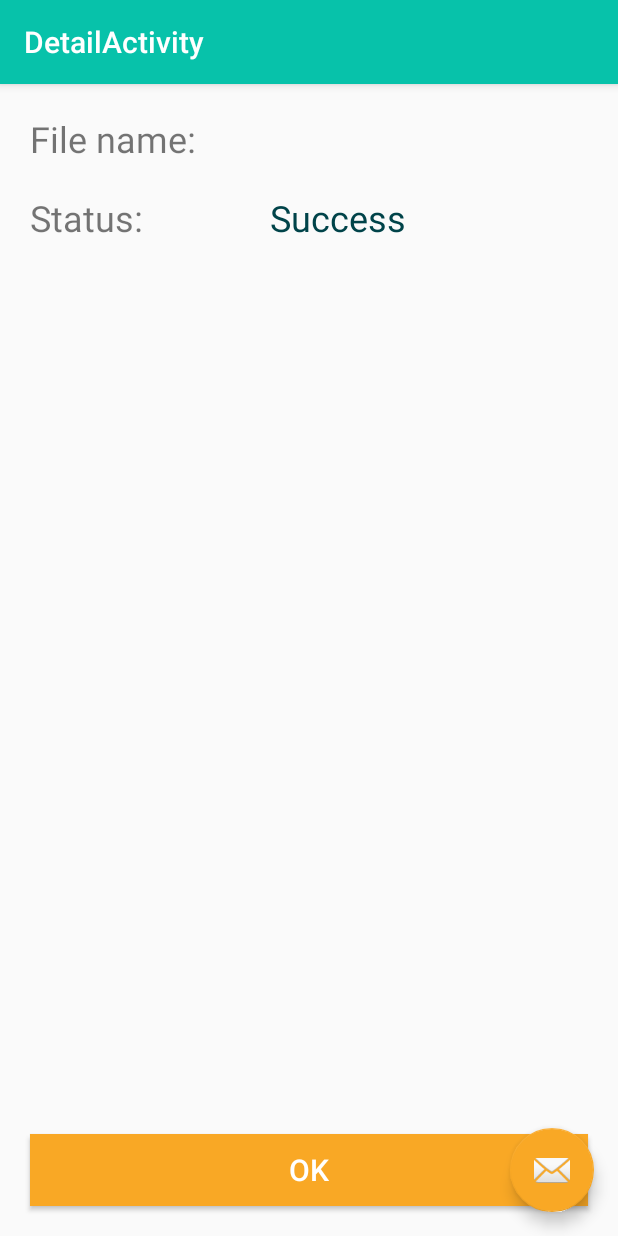
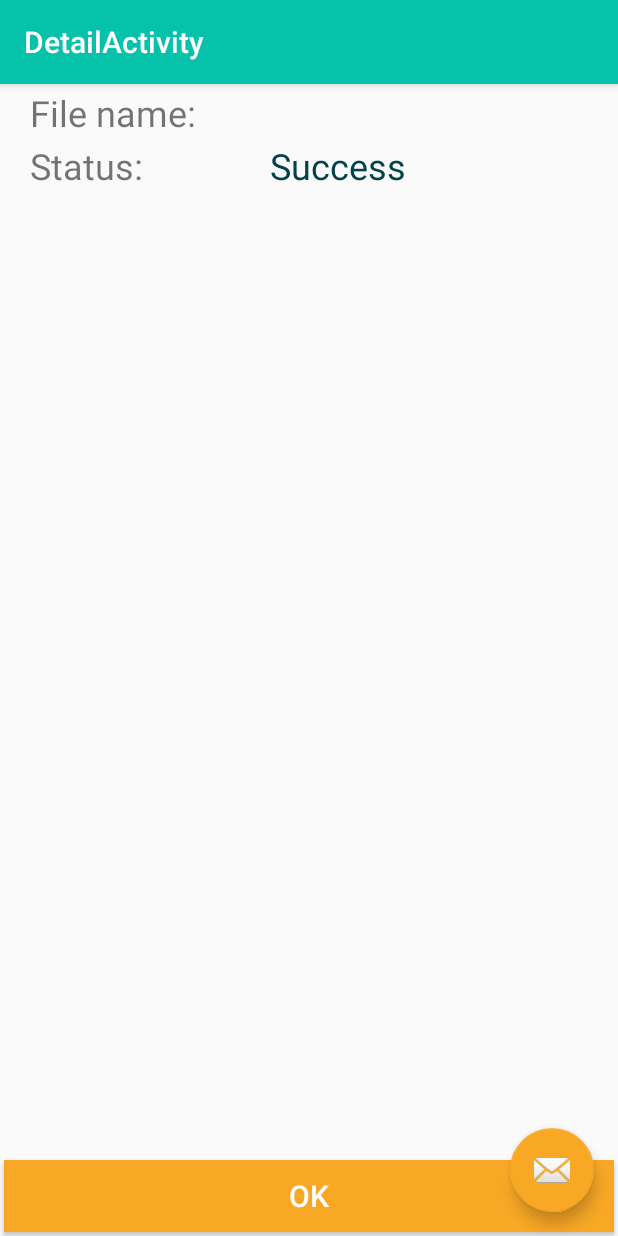
Before and after one commit to agvx124/Load_App, an Android app: the DetailActivity screen opened directly, with no data from a screen before it, on a phone screen of 412 x 824 dp. Run offline under Robolectric (Android 15) with nearby library versions, the phone set to English and light mode, and no system bars.

Commit message:
[FIX] First Feedback
Notification Add Action
content_detail constraintlayout -> motionlayout

```diff
--- a/app/src/main/java/com/udacity/DetailActivity.kt
+++ b/app/src/main/java/com/udacity/DetailActivity.kt
@@ -1,5 +1,6 @@
 package com.udacity
 
+import android.annotation.SuppressLint
 import android.content.Intent
 import android.os.Bundle
 import androidx.appcompat.app.AppCompatActivity
@@ -8,6 +9,7 @@ import kotlinx.android.synthetic.main.content_detail.*
 
 class DetailActivity : AppCompatActivity() {
 
+    @SuppressLint("SetTextI18n")
     override fun onCreate(savedInstanceState: Bundle?) {
         super.onCreate(savedInstanceState)
         setContentView(R.layout.activity_detail)
--- a/app/src/main/java/com/udacity/LoadingButton.kt
+++ b/app/src/main/java/com/udacity/LoadingButton.kt
@@ -36,7 +36,7 @@ class LoadingButton @JvmOverloads constructor(
 
     private var valueAnimator = ValueAnimator()
 
-    private var buttonState: ButtonState by Delegates.observable<ButtonState>(ButtonState.Completed) { p, old, new ->
+    private var buttonState: ButtonState by Delegates.observable<ButtonState>(ButtonState.Completed) { _, _, new ->
         when(new) {
             ButtonState.Loading -> {
                 txtButtonLabel = context.getString(R.string.button_name)
--- a/app/src/main/java/com/udacity/MainActivity.kt
+++ b/app/src/main/java/com/udacity/MainActivity.kt
@@ -32,8 +32,6 @@ class MainActivity : AppCompatActivity() {
     private lateinit var downloadManager: DownloadManager
 
     private lateinit var notificationManager: NotificationManager
-    private lateinit var pendingIntent: PendingIntent
-    private lateinit var action: NotificationCompat.Action
 
     override fun onCreate(savedInstanceState: Bundle?) {
         super.onCreate(savedInstanceState)
--- a/app/src/main/java/com/udacity/utils/NotificationUtils.kt
+++ b/app/src/main/java/com/udacity/utils/NotificationUtils.kt
@@ -1,5 +1,6 @@
 package com.udacity.utils
 
+import android.app.Notification
 import android.app.NotificationManager
 import android.app.PendingIntent
 import android.content.Context
@@ -39,6 +40,7 @@ fun NotificationManager.sendNotification(
                     .getString(R.string.notification_title))
             .setContentText(messageBody)
             .setContentIntent(pendingIntent)
+            .addAction(R.drawable.ic_assistant_black_24dp, "Check the Status", pendingIntent)
             .setAutoCancel(true)
 
     notify(NOTIFICATION_ID, builder.build())
--- a/app/src/main/res/layout/content_detail.xml
+++ b/app/src/main/res/layout/content_detail.xml
@@ -1,5 +1,5 @@
 <?xml version="1.0" encoding="utf-8"?>
-<androidx.constraintlayout.widget.ConstraintLayout
+<androidx.constraintlayout.motion.widget.MotionLayout
     xmlns:android="http://schemas.android.com/apk/res/android"
     xmlns:app="http://schemas.android.com/apk/res-auto"
     xmlns:tools="http://schemas.android.com/tools"
@@ -7,13 +7,13 @@
     android:layout_height="match_parent"
     app:layout_behavior="@string/appbar_scrolling_view_behavior"
     tools:context=".DetailActivity"
-    tools:showIn="@layout/activity_detail">
+    tools:showIn="@layout/activity_detail"
+    app:layoutDescription="@xml/content_detail_scene">
 
     <LinearLayout
-        android:id="@+id/linearLayout"
+        android:id="@+id/file_name_layout"
         android:layout_width="match_parent"
         android:layout_height="wrap_content"
-        android:layout_margin="20dp"
         app:layout_constraintEnd_toEndOf="parent"
         app:layout_constraintStart_toStartOf="parent"
         app:layout_constraintTop_toTopOf="parent">
@@ -21,39 +21,43 @@
         <TextView
             android:layout_width="160dp"
             android:layout_height="wrap_content"
-            android:text="File name: "
+            android:layout_marginStart="20dp"
+            android:text="@string/detail_file_name"
             android:textSize="24sp" />
 
         <TextView
             android:id="@+id/file_name_textView"
             android:layout_width="wrap_content"
             android:layout_height="wrap_content"
-            android:text="Glide - Image Loading Library by BumpTech"
+            android:layout_marginEnd="20dp"
+            android:text="@string/detail_file_name_example"
             android:textColor="@color/colorPrimaryDark"
             android:textSize="24sp" />
 
     </LinearLayout>
 
     <LinearLayout
-        android:id="@+id/linearLayout2"
+        android:id="@+id/status_layout"
         android:layout_width="match_parent"
         android:layout_height="wrap_content"
         android:layout_margin="20dp"
         app:layout_constraintEnd_toEndOf="parent"
         app:layout_constraintStart_toStartOf="parent"
-        app:layout_constraintTop_toBottomOf="@+id/linearLayout">
+        app:layout_constraintTop_toBottomOf="@+id/file_name_layout">
 
         <TextView
             android:layout_width="160dp"
             android:layout_height="wrap_content"
-            android:text="Status: "
+            android:layout_marginStart="20dp"
+            android:text="@string/detail_status"
             android:textSize="24sp" />
 
         <TextView
             android:id="@+id/status_textView"
             android:layout_width="wrap_content"
             android:layout_height="wrap_content"
-            android:text="Success"
+            android:layout_marginEnd="20dp"
+            android:text="@string/detail_status_example"
             android:textColor="@color/colorPrimaryDark"
             android:textSize="24sp" />
 
@@ -63,9 +67,10 @@
         android:id="@+id/ok_btn"
         android:layout_width="match_parent"
         android:layout_height="wrap_content"
-        android:layout_margin="20dp"
+        android:layout_marginStart="20dp"
+        android:layout_marginEnd="20dp"
         android:background="@color/colorAccent"
-        android:text="OK"
+        android:text="@string/detail_btn_text"
         android:textColor="@color/white"
         android:textSize="20sp"
         app:layout_constraintBottom_toBottomOf="parent"
@@ -73,4 +78,4 @@
         app:layout_constraintStart_toStartOf="parent" />
 
 
-</androidx.constraintlayout.widget.ConstraintLayout>
+</androidx.constraintlayout.motion.widget.MotionLayout>
--- a/app/src/main/res/layout/content_main.xml
+++ b/app/src/main/res/layout/content_main.xml
@@ -28,7 +28,8 @@
         app:layout_constraintBottom_toBottomOf="@+id/view"
         app:layout_constraintEnd_toEndOf="@+id/view"
         app:layout_constraintStart_toStartOf="@+id/view"
-        app:layout_constraintTop_toTopOf="@+id/view" />
+        app:layout_constraintTop_toTopOf="@+id/view"
+        android:contentDescription="@string/cloud_example" />
 
     <RadioGroup
         android:id="@+id/radio_group"
@@ -48,7 +49,7 @@
             android:layout_marginTop="8dp"
             android:layout_marginBottom="8dp"
             android:textSize="20sp"
-            android:text="Glide - Image Loading Library by BumpTech" />
+            android:text="@string/content_glide" />
 
         <RadioButton
             android:id="@+id/radio_btn_udacity"
@@ -57,14 +58,14 @@
             android:layout_marginTop="8dp"
             android:layout_marginBottom="8dp"
             android:textSize="20sp"
-            android:text="LoadApp - Current repository by Udacity" />
+            android:text="@string/content_repository" />
 
         <RadioButton
             android:id="@+id/radio_btn_retrofit"
             android:layout_width="match_parent"
             android:layout_height="wrap_content"
             android:textSize="20sp"
-            android:text="Retrofit - Type safe HTTP Client for Android and Java By Square. lnc" />
+            android:text="@string/content_retrofit" />
 
     </RadioGroup>
 
--- a/app/src/main/res/values/strings.xml
+++ b/app/src/main/res/values/strings.xml
@@ -12,4 +12,13 @@
     <string name="button_name">Download</string>
     <string name="button_loading">We are loading </string>
     <string name="title_activity_detail">DetailActivity</string>
+    <string name="detail_file_name">File name:</string>
+    <string name="detail_file_name_example">Glide - Image Loading Library by BumpTech</string>
+    <string name="detail_status">Status:</string>
+    <string name="detail_status_example">Success</string>
+    <string name="detail_btn_text">OK</string>
+    <string name="content_glide">Glide - Image Loading Library by BumpTech</string>
+    <string name="content_repository">LoadApp - Current repository by Udacity</string>
+    <string name="content_retrofit">Retrofit - Type safe HTTP Client for Android and Java By Square. lnc</string>
+    <string name="cloud_example">cloud_example</string>
 </resources>
--- /dev/null
+++ b/app/src/main/res/xml/content_detail_scene.xml
@@ -0,0 +1,65 @@
+<?xml version="1.0" encoding="utf-8"?>
+<MotionScene xmlns:android="http://schemas.android.com/apk/res/android"
+    xmlns:app="http://schemas.android.com/apk/res-auto">
+
+    <ConstraintSet android:id="@+id/start">
+        <Constraint
+            android:id="@+id/file_name_layout"
+            app:layout_constraintEnd_toEndOf="parent"
+            android:layout_width="match_parent"
+            android:layout_height="wrap_content"
+            app:layout_constraintTop_toTopOf="parent"
+            app:layout_constraintStart_toStartOf="parent" />
+        <Constraint
+            android:id="@+id/status_layout"
+            app:layout_constraintEnd_toEndOf="parent"
+            android:layout_width="match_parent"
+            android:layout_height="wrap_content"
+            app:layout_constraintTop_toBottomOf="@+id/file_name_layout"
+            app:layout_constraintStart_toStartOf="parent" />
+        <Constraint
+            android:id="@+id/ok_btn"
+            app:layout_constraintEnd_toEndOf="parent"
+            android:layout_width="match_parent"
+            android:layout_height="wrap_content"
+            app:layout_constraintBottom_toBottomOf="parent"
+            app:layout_constraintStart_toStartOf="parent" />
+    </ConstraintSet>
+
+    <ConstraintSet android:id="@+id/end">
+
+        <Constraint
+            android:id="@+id/file_name_layout"
+            app:layout_constraintEnd_toEndOf="parent"
+            android:layout_width="match_parent"
+            android:layout_height="wrap_content"
+            android:layout_marginTop="20dp"
+            app:layout_constraintTop_toTopOf="parent"
+            app:layout_constraintStart_toStartOf="parent" />
+        <Constraint
+            android:id="@+id/status_layout"
+            app:layout_constraintEnd_toEndOf="parent"
+            android:layout_width="match_parent"
+            android:layout_height="wrap_content"
+            android:layout_marginTop="20dp"
+            app:layout_constraintTop_toBottomOf="@+id/file_name_layout"
+            app:layout_constraintStart_toStartOf="parent" />
+        <Constraint
+            android:id="@+id/ok_btn"
+            app:layout_constraintEnd_toEndOf="parent"
+            android:layout_width="match_parent"
+            android:layout_height="wrap_content"
+            android:layout_marginBottom="20dp"
+            android:layout_marginStart="20dp"
+            android:layout_marginEnd="20dp"
+            app:layout_constraintBottom_toBottomOf="parent"
+            app:layout_constraintStart_toStartOf="parent" />
+    </ConstraintSet>
+
+    <Transition
+        app:constraintSetStart="@+id/start"
+        app:constraintSetEnd="@id/end"
+        app:autoTransition="animateToEnd"
+        app:motionInterpolator="linear"
+        app:duration="1000"/>
+</MotionScene>
```
